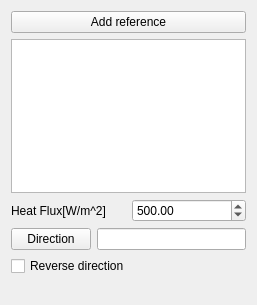
Qt form src/Mod/Fem/Gui/TaskFemConstraintHeatFlux.ui (makkemal/FreeCAD) before a commit.
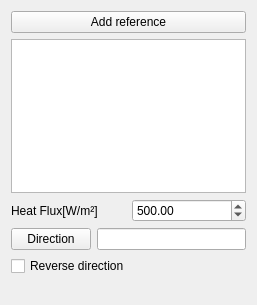
The same form after that commit.

Commit message: FEM: GUI for heat flux constraint

The edit to the form file:
```diff
--- a/src/Mod/Fem/Gui/TaskFemConstraintHeatFlux.ui
+++ b/src/Mod/Fem/Gui/TaskFemConstraintHeatFlux.ui
@@ -29,7 +29,7 @@
      <item>
       <widget class="QLabel" name="labelForce">
        <property name="text">
-        <string>Heat Flux[W/m^2]</string>
+        <string>Heat Flux[W/m²]</string>
        </property>
       </widget>
      </item>
```
